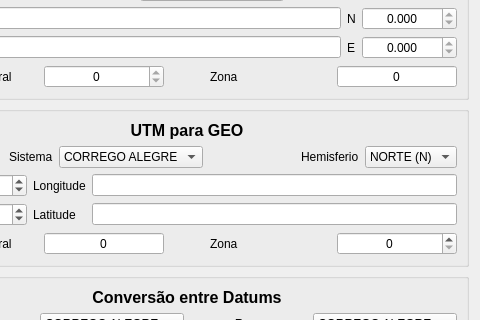
Qt form branches/SandBox/ProjP/convertDatums e UTM/ConvertionsForm.ui (e-foto/e-foto) before a commit; both pictures show x 106 to 586 and y 94 to 414 of the 586 by 743 pixel window.
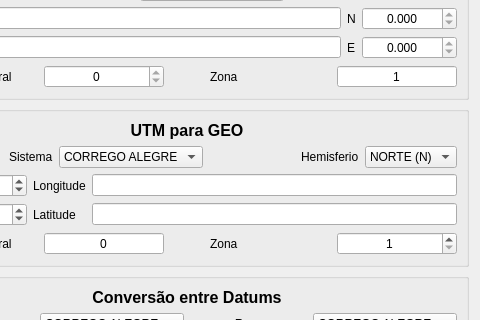
The same form after that commit. Custom widgets are drawn as their Qt base class.

What changed in the file:
```diff
--- a/branches/SandBox/ProjP/convertDatums e UTM/ConvertionsForm.ui
+++ b/branches/SandBox/ProjP/convertDatums e UTM/ConvertionsForm.ui
@@ -265,6 +265,12 @@
             <property name="buttonSymbols">
              <enum>QAbstractSpinBox::NoButtons</enum>
             </property>
+            <property name="minimum">
+             <number>1</number>
+            </property>
+            <property name="maximum">
+             <number>60</number>
+            </property>
            </widget>
           </item>
          </layout>
@@ -519,6 +525,12 @@
           <property name="accelerated">
            <bool>true</bool>
           </property>
+          <property name="minimum">
+           <number>1</number>
+          </property>
+          <property name="maximum">
+           <number>60</number>
+          </property>
          </widget>
         </item>
        </layout>
```
Left out of the diff: 8 changed lines with no effect on the pictures.
